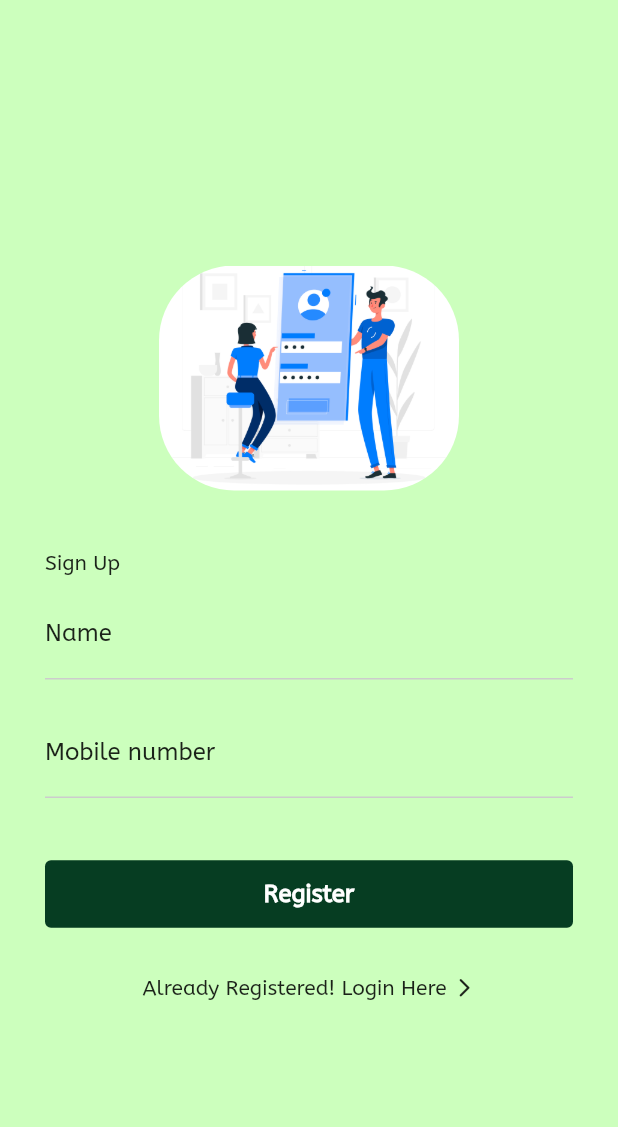
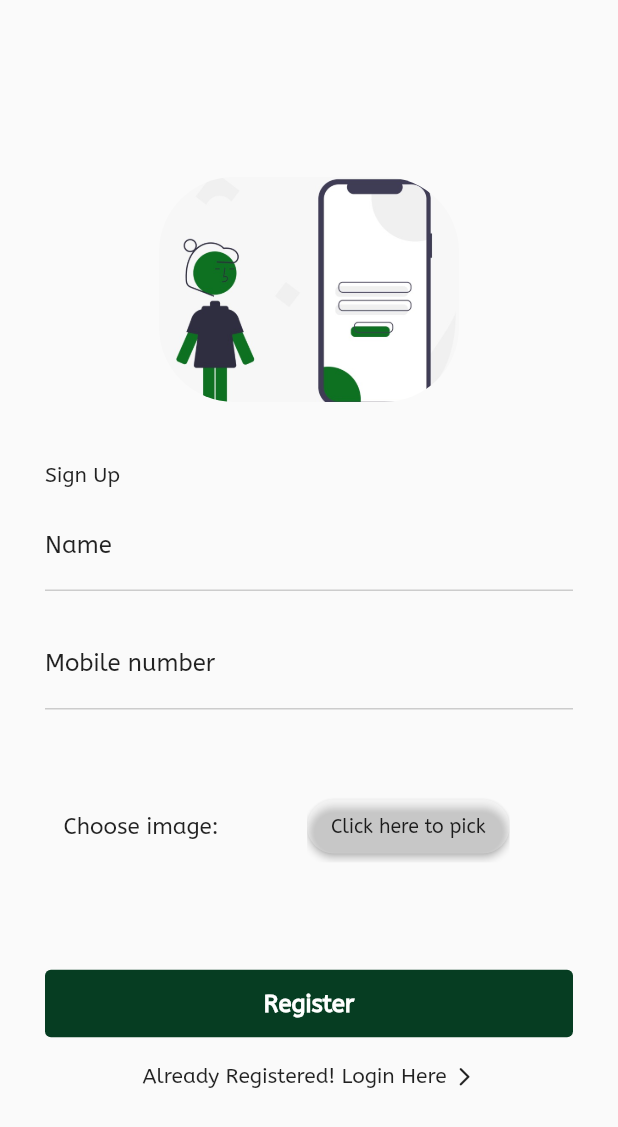
Before and after one commit to Karthick986/Citi-Armor, a Flutter app: the SignupPage screen opened directly, on a phone screen of 412 x 824 dp. Shown: the top 1127 px of the screen. Run offline on Flutter 3.47's test engine with Material 2 defaults, Android fonts, the phone set to English and light mode, and no system bars; our stand-ins replace cached_network_image, image_picker, pin_code_fields.

Commit message:
final design

```diff
--- a/lib/app_constants.dart
+++ b/lib/app_constants.dart
@@ -2,4 +2,3 @@ import 'package:flutter/material.dart';
 
 Color PRIMARY_COLOR = Color(0xff063D22);
 Color textColor = Colors.black87;
-Color backgroundColor = Color(0xffCCFFBD);
--- a/lib/home.dart
+++ b/lib/home.dart
@@ -97,7 +97,6 @@ class _HomeState extends State<Home> {
   Widget build(BuildContext context) {
 
     return Scaffold(
-      backgroundColor: backgroundColor,
       appBar: AppBar(
         automaticallyImplyLeading: false,
         backgroundColor: PRIMARY_COLOR,
--- a/lib/signin.dart
+++ b/lib/signin.dart
@@ -230,7 +230,6 @@ class _SigninPageState extends State<SigninPage> {
   @override
   Widget build(BuildContext context) {
     return Scaffold(
-      backgroundColor: backgroundColor,
         body: Center(
           child: ListView(
             shrinkWrap: true,
@@ -245,7 +244,7 @@ class _SigninPageState extends State<SigninPage> {
                       borderRadius: BorderRadius.circular(36.0),
                       image: const DecorationImage(
                           image: AssetImage(
-                            "assets/images/signup.jpg",
+                            "assets/images/login.jpeg",
                           ), fit: BoxFit.cover)
                   ),
                 ),
--- a/lib/signup.dart
+++ b/lib/signup.dart
@@ -1,9 +1,11 @@
 import 'dart:async';
-import 'dart:io';
+import 'package:flutter/cupertino.dart';
+import 'package:flutter/material.dart';
+import 'dart:io' as IO;
+import 'package:image_picker/image_picker.dart';
+import 'package:flutter/services.dart';
 import 'package:citi_police/app_constants.dart';
 import 'package:citi_police/signin.dart';
-import 'package:flutter/material.dart';
-import 'package:flutter/services.dart';
 import 'package:pin_code_fields/pin_code_fields.dart';
 import '../home.dart';
 
@@ -22,13 +24,81 @@ class _SignupPageState extends State<SignupPage> {
   bool _obscureText = true;
   IconData _iconVisible = Icons.visibility_off;
 
-  bool sentOtp=false;
+  bool sentOtp = false;
 
   final formKey = GlobalKey<FormState>();
   TextEditingController textEditingController = TextEditingController();
   StreamController<ErrorAnimationType>? errorController;
   bool hasError = false;
   String currentText = "";
+
+  IO.File? _imageFile;
+  late String byteImage;
+  bool isLoading = false;
+  final picker = ImagePicker();
+
+  Future pickImage(int i) async {
+    switch (i) {
+      case 0:
+        final pickedFile = await picker.getImage(source: ImageSource.camera);
+        setState(() {
+          _imageFile = IO.File(pickedFile!.path);
+        });
+        break;
+      case 1:
+        final pickedFile = await picker.getImage(source: ImageSource.gallery);
+        setState(() {
+          _imageFile = IO.File(pickedFile!.path);
+        });
+        break;
+    }
+  }
+
+  Future _showImageOptions(context) async {
+    return await showModalBottomSheet<void>(
+      context: context,
+      backgroundColor: Colors.transparent,
+      isScrollControlled: true,
+      builder: (BuildContext context) {
+        return Container(
+            decoration: const BoxDecoration(
+                color: Colors.white,
+                borderRadius: BorderRadius.only(
+                    topLeft: Radius.circular(16.0),
+                    topRight: Radius.circular(16.0))),
+            child: Padding(
+              padding: const EdgeInsets.all(16.0),
+              child: Column(
+                mainAxisSize: MainAxisSize.min,
+                crossAxisAlignment: CrossAxisAlignment.start,
+                children: [
+                  Text('Take photo from'),
+                  SizedBox(height: 8.0,),
+                  Row(
+                    children: [
+                      InkWell(
+                        child: Icon(Icons.camera, size: 96,),
+                        onTap: () {
+                          Navigator.pop(context);
+                          pickImage(0);
+                        },
+                      ),
+                      SizedBox(width: 16.0,),
+                      InkWell(
+                        child: Icon(Icons.photo, size: 96,),
+                        onTap: () {
+                          Navigator.pop(context);
+                          pickImage(1);
+                        },
+                      )
+                    ],
+                  ),
+                ],
+              ),
+            ));
+      },
+    );
+  }
 
   Future<void> showOTPDialog(context) {
     return showDialog(
@@ -43,12 +113,13 @@ class _SignupPageState extends State<SignupPage> {
           title: Text(
             'Verify OTP',
             textAlign: TextAlign.center,
-            style: TextStyle(fontSize: 18, color: PRIMARY_COLOR, fontWeight: FontWeight.bold),
+            style: TextStyle(
+                fontSize: 18,
+                color: PRIMARY_COLOR,
+                fontWeight: FontWeight.bold),
           ),
           content: SingleChildScrollView(
-            child: Column(
-                mainAxisSize: MainAxisSize.min,
-                children: [
+            child: Column(mainAxisSize: MainAxisSize.min, children: [
               Row(
                 children: [
                   Expanded(
@@ -56,17 +127,25 @@ class _SignupPageState extends State<SignupPage> {
                       margin: EdgeInsets.only(top: 8.0),
                       padding: EdgeInsets.all(4.0),
                       width: MediaQuery.of(context).size.width,
-                          child: Text('OTP Code has been sent to your mobile number',
-                            style: TextStyle(fontSize: 13, color: Colors.white,), textAlign: TextAlign.center,),
+                      child: Text(
+                        'OTP Code has been sent to your mobile number',
+                        style: TextStyle(
+                          fontSize: 13,
+                          color: Colors.white,
+                        ),
+                        textAlign: TextAlign.center,
+                      ),
                       color: PRIMARY_COLOR,
                     ),
                   ),
                 ],
               ),
-                  SizedBox(height: 8.0,),
-                  Container(child: Text('Enter OTP here...',
-                      style: TextStyle(color: PRIMARY_COLOR))
+              SizedBox(
+                height: 8.0,
               ),
+              Container(
+                  child: Text('Enter OTP here...',
+                      style: TextStyle(color: PRIMARY_COLOR))),
               Form(
                 key: formKey,
                 child: Padding(
@@ -100,8 +179,7 @@ class _SignupPageState extends State<SignupPage> {
                           fieldWidth: 40,
                           activeFillColor: Colors.white,
                           inactiveFillColor: Colors.white,
-                              selectedFillColor: Colors.white
-                          ),
+                          selectedFillColor: Colors.white),
                       cursorColor: PRIMARY_COLOR,
                       animationDuration: Duration(milliseconds: 300),
                       enableActiveFill: true,
@@ -143,14 +221,14 @@ class _SignupPageState extends State<SignupPage> {
                 Expanded(
                     child: ElevatedButton(
                         style: ButtonStyle(
-                          backgroundColor: MaterialStateProperty.resolveWith<Color>(
+                          backgroundColor:
+                              MaterialStateProperty.resolveWith<Color>(
                             (Set<MaterialState> states) => Colors.white,
                           ),
-                          shape: MaterialStateProperty.all(
-                              RoundedRectangleBorder(
+                          shape:
+                              MaterialStateProperty.all(RoundedRectangleBorder(
                             borderRadius: BorderRadius.circular(4.0),
-                              )
-                          ),
+                          )),
                         ),
                         onPressed: () {
                           Navigator.of(context).pop();
@@ -159,47 +237,43 @@ class _SignupPageState extends State<SignupPage> {
                           padding: EdgeInsets.symmetric(vertical: 4.0),
                           child: Text(
                             'Cancel',
-                            style: TextStyle(
-                                color: Colors.black),
+                            style: TextStyle(color: Colors.black),
                             textAlign: TextAlign.center,
                           ),
-                        )
-                    )
-                ),
+                        ))),
                 SizedBox(
                   width: 16,
                 ),
                 Expanded(
                     child: ElevatedButton(
                         style: ButtonStyle(
-                          backgroundColor: MaterialStateProperty.resolveWith<Color>(
+                          backgroundColor:
+                              MaterialStateProperty.resolveWith<Color>(
                             (Set<MaterialState> states) => PRIMARY_COLOR,
                           ),
-                          shape: MaterialStateProperty.all(
-                              RoundedRectangleBorder(
+                          shape:
+                              MaterialStateProperty.all(RoundedRectangleBorder(
                             borderRadius: BorderRadius.circular(4.0),
-                              )
-                          ),
+                          )),
                         ),
                         onPressed: () {
                           setState(() {
                             sentOtp = true;
                           });
                           Navigator.of(context).pop();
-                          Navigator.pushReplacement(context, MaterialPageRoute(builder: (context) =>
-                          const Home()));
+                          Navigator.pushReplacement(
+                              context,
+                              MaterialPageRoute(
+                                  builder: (context) => const Home()));
                         },
                         child: const Padding(
                           padding: EdgeInsets.symmetric(vertical: 4.0),
                           child: Text(
                             'Submit',
-                            style: TextStyle(
-                                color: Colors.white),
+                            style: TextStyle(color: Colors.white),
                             textAlign: TextAlign.center,
                           ),
-                        )
-                    )
-                ),
+                        ))),
               ],
             ),
           ],
@@ -234,9 +308,8 @@ class _SignupPageState extends State<SignupPage> {
   @override
   Widget build(BuildContext context) {
     return Scaffold(
-      backgroundColor: backgroundColor,
         body: WillPopScope(
-          onWillPop: (){
+      onWillPop: () {
         FocusScope.of(context).unfocus();
         return Future.value(true);
       },
@@ -254,15 +327,17 @@ class _SignupPageState extends State<SignupPage> {
                     borderRadius: BorderRadius.circular(50.0),
                     image: const DecorationImage(
                         image: AssetImage(
-                              "assets/images/signup.jpg",
-                            ), fit: BoxFit.cover)
+                          "assets/images/signup.jpeg",
                         ),
+                        fit: BoxFit.cover)),
               ),
             ),
             const SizedBox(
               height: 40,
             ),
-                const Text('Sign Up',),
+            const Text(
+              'Sign Up',
+            ),
             const SizedBox(
               height: 10,
             ),
@@ -275,8 +350,7 @@ class _SignupPageState extends State<SignupPage> {
               },
               decoration: InputDecoration(
                 focusedBorder: UnderlineInputBorder(
-                        borderSide:
-                        BorderSide(color: PRIMARY_COLOR, width: 2.0)),
+                    borderSide: BorderSide(color: PRIMARY_COLOR, width: 2.0)),
                 enabledBorder: UnderlineInputBorder(
                   borderSide: BorderSide(color: Color(0xFFCCCCCC)),
                 ),
@@ -284,7 +358,9 @@ class _SignupPageState extends State<SignupPage> {
                 labelStyle: TextStyle(color: textColor),
               ),
             ),
-                const SizedBox(height: 20.0,),
+            const SizedBox(
+              height: 20.0,
+            ),
             TextFormField(
               keyboardType: TextInputType.phone,
               controller: _etPhone,
@@ -294,8 +370,7 @@ class _SignupPageState extends State<SignupPage> {
               },
               decoration: InputDecoration(
                 focusedBorder: UnderlineInputBorder(
-                        borderSide:
-                        BorderSide(color: PRIMARY_COLOR, width: 2.0)),
+                    borderSide: BorderSide(color: PRIMARY_COLOR, width: 2.0)),
                 enabledBorder: UnderlineInputBorder(
                   borderSide: BorderSide(color: Color(0xFFCCCCCC)),
                 ),
@@ -303,8 +378,74 @@ class _SignupPageState extends State<SignupPage> {
                 labelStyle: TextStyle(color: textColor),
               ),
             ),
+            SizedBox(
+              height: 8.0,
+            ),
+            Row(mainAxisAlignment: MainAxisAlignment.spaceAround, children: [
+              Container(
+                child: const Text(
+                  'Choose image: ',
+                  style: TextStyle(fontSize: 15.0),
+                ),
+              ),
+              Column(
+                children: [
+                  Container(
+                    alignment: Alignment.center,
+                    height: 100.0,
+                    margin: const EdgeInsets.only(
+                        left: 30.0, right: 30.0, top: 20.0, bottom: 20.0),
+                    child: ClipRRect(
+                      child: (_imageFile != null)
+                          ? Image.file(_imageFile!)
+                          : ElevatedButton(
+                              style: ButtonStyle(
+                                backgroundColor:
+                                    MaterialStateProperty.resolveWith<Color>(
+                                  (Set<MaterialState> states) => Colors.white24,
+                                ),
+                                shape: MaterialStateProperty.all(
+                                    RoundedRectangleBorder(
+                                  borderRadius: BorderRadius.circular(24.0),
+                                )),
+                              ),
+                              onPressed: () {
+                                _showImageOptions(context);
+                              },
+                              child: Text(
+                                'Click here to pick',
+                                style:
+                                    TextStyle(fontSize: 13, color: textColor),
+                                textAlign: TextAlign.center,
+                              )),
+                    ),
+                  ),
+                  (_imageFile != null)
+                      ? ElevatedButton(
+                          style: ButtonStyle(
+                            backgroundColor:
+                                MaterialStateProperty.resolveWith<Color>(
+                              (Set<MaterialState> states) => Colors.white24,
+                            ),
+                            shape: MaterialStateProperty.all(
+                                RoundedRectangleBorder(
+                              borderRadius: BorderRadius.circular(24.0),
+                            )),
+                          ),
+                          onPressed: () {
+                            _showImageOptions(context);
+                          },
+                          child: Text(
+                            'Re-take',
+                            style: TextStyle(fontSize: 13, color: textColor),
+                            textAlign: TextAlign.center,
+                          ))
+                      : SizedBox(),
+                ],
+              ),
+            ]),
             const SizedBox(
-                  height: 40,
+              height: 24,
             ),
             TextButton(
                 style: ButtonStyle(
@@ -312,11 +453,9 @@ class _SignupPageState extends State<SignupPage> {
                     (Set<MaterialState> states) => PRIMARY_COLOR,
                   ),
                   overlayColor: MaterialStateProperty.all(Colors.transparent),
-                      shape: MaterialStateProperty.all(
-                          RoundedRectangleBorder(
+                  shape: MaterialStateProperty.all(RoundedRectangleBorder(
                     borderRadius: BorderRadius.circular(4.0),
-                          )
-                      ),
+                  )),
                 ),
                 onPressed: () {
                   //Navigator.of(context).pushAndRemoveUntil(MaterialPageRoute(builder: (context) => HomePage()), (Route<dynamic> route) => false);
@@ -335,15 +474,15 @@ class _SignupPageState extends State<SignupPage> {
                         color: Colors.white),
                     textAlign: TextAlign.center,
                   ),
-                    )
-                ),
+                )),
             const SizedBox(
-                  height: 30,
+              height: 16,
             ),
             Center(
               child: GestureDetector(
                 onTap: () {
-                      Navigator.pushReplacement(context, MaterialPageRoute(builder: (context) => SigninPage()));
+                  Navigator.pushReplacement(context,
+                      MaterialPageRoute(builder: (context) => SigninPage()));
                 },
                 child: Row(
                   mainAxisAlignment: MainAxisAlignment.center,
@@ -351,7 +490,10 @@ class _SignupPageState extends State<SignupPage> {
                     Text(
                       'Already Registered! Login Here ',
                     ),
-                        Icon(Icons.arrow_forward_ios_rounded, size: 15.0,),
+                    Icon(
+                      Icons.arrow_forward_ios_rounded,
+                      size: 15.0,
+                    ),
                   ],
                 ),
               ),
--- a/pubspec.yaml
+++ b/pubspec.yaml
@@ -16,6 +16,7 @@ dependencies:
   cached_network_image: ^3.1.0
   pin_code_fields: ^7.3.0
   location: ^4.3.0
+  image_picker: ^0.8.3
 
 dev_dependencies:
   flutter_test:
```
Also changed, not shown: lib/main.dart (+7 -6 lines), lib/onboarding.dart (+9 -10 lines), assets/images/1.png (added), assets/images/2.png (added), assets/images/3.png (added), assets/images/login.jpeg (added), assets/images/signup.jpeg (added), assets/images/signup.jpg (deleted), pubspec.lock, 1 other file. Lines whose indentation alone changed are shown as unchanged.
